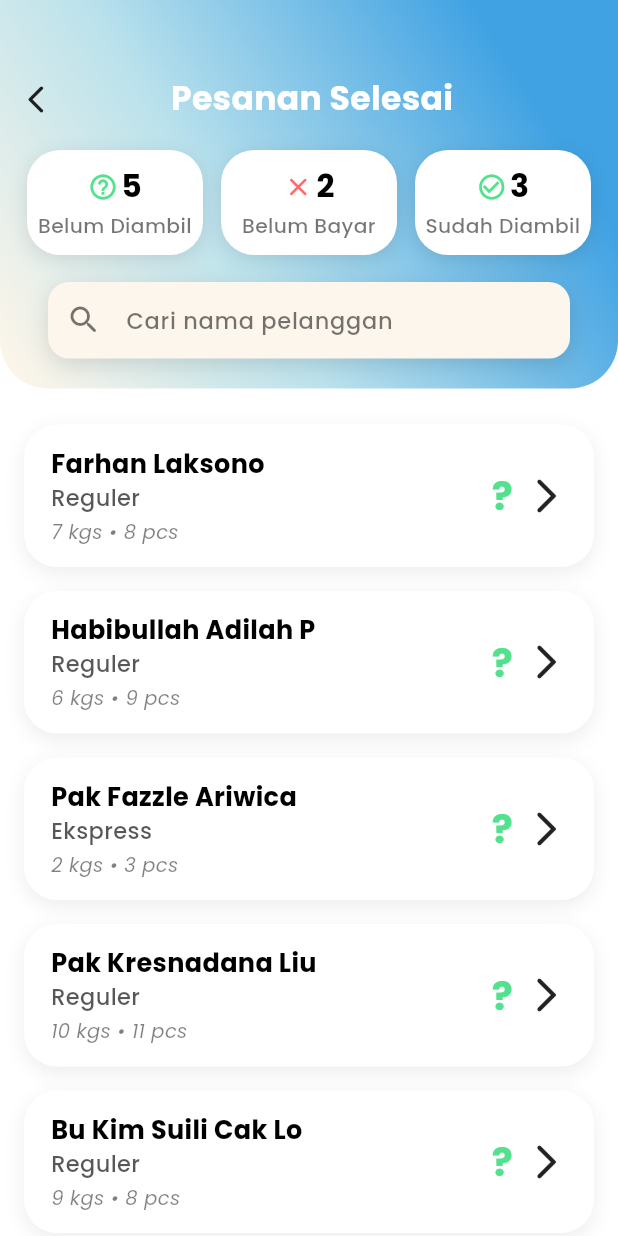
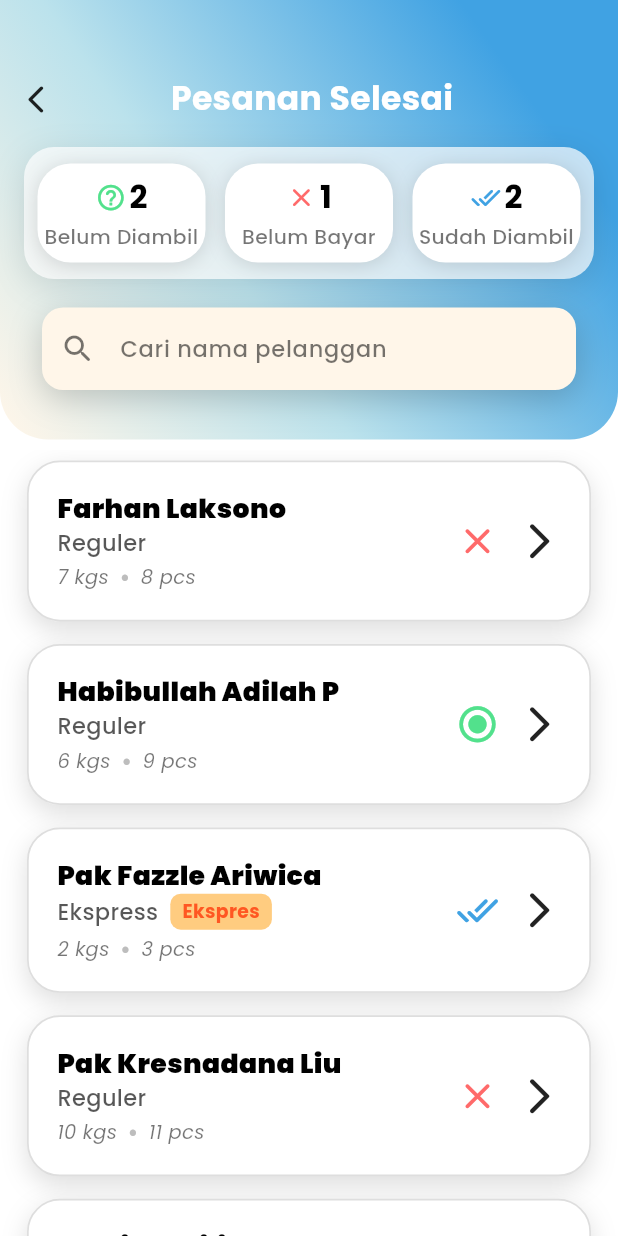
Before and after one commit to RayhanLauzzadani/pppl-fp, a Flutter app: the SelesaiPesananPage screen opened directly, on a phone screen of 412 x 824 dp. Run offline on Flutter 3.47's test engine with Material 3 defaults, Android fonts, the phone set to English and light mode, and no system bars; our stand-ins replace firebase_auth, firebase_core, google_sign_in; accounts and stored records are empty.

Commit message:
style layouting selesai pesanan done

```diff
--- a/lib/features/pesanan/selesai_pesanan_page.dart
+++ b/lib/features/pesanan/selesai_pesanan_page.dart
@@ -1,58 +1,102 @@
 import 'package:flutter/material.dart';
+// Import model pesanan, samakan dengan proses
+// import 'package:laundryin/features/pesanan/pesanan_model.dart';
 
-class SelesaiPesananPage extends StatelessWidget {
+class Pesanan {
+  final String nama;
+  final String tipe;
+  final int kg;
+  final int pcs;
+  final String status; // "belum_diambil", "belum_bayar", "sudah_diambil"
+  final DateTime tanggal;
+  final bool ekspres;
+
+  Pesanan({
+    required this.nama,
+    required this.tipe,
+    required this.kg,
+    required this.pcs,
+    required this.status,
+    required this.tanggal,
+    this.ekspres = false,
+  });
+}
+
+class SelesaiPesananPage extends StatefulWidget {
   const SelesaiPesananPage({super.key});
 
   @override
+  State<SelesaiPesananPage> createState() => _SelesaiPesananPageState();
+}
+
+class _SelesaiPesananPageState extends State<SelesaiPesananPage> {
+  String search = "";
+
+  final List<Pesanan> pesananList = [
+    Pesanan(
+      nama: 'Farhan Laksono',
+      tipe: 'Reguler',
+      kg: 7,
+      pcs: 8,
+      status: 'belum_diambil',
+      tanggal: DateTime(2024, 6, 12, 9, 0),
+    ),
+    Pesanan(
+      nama: 'Habibullah Adilah P',
+      tipe: 'Reguler',
+      kg: 6,
+      pcs: 9,
+      status: 'belum_bayar',
+      tanggal: DateTime(2024, 6, 8, 15, 0),
+    ),
+    Pesanan(
+      nama: 'Pak Fazzle Ariwica',
+      tipe: 'Ekspress',
+      kg: 2,
+      pcs: 3,
+      status: 'sudah_diambil',
+      tanggal: DateTime(2024, 6, 7, 14, 30),
+      ekspres: true,
+    ),
+    Pesanan(
+      nama: 'Pak Kresnadana Liu',
+      tipe: 'Reguler',
+      kg: 10,
+      pcs: 11,
+      status: 'belum_diambil',
+      tanggal: DateTime(2024, 6, 9, 18, 45),
+    ),
+    Pesanan(
+      nama: 'Bu Kim Suili Cak Lo',
+      tipe: 'Reguler',
+      kg: 9,
+      pcs: 8,
+      status: 'sudah_diambil',
+      tanggal: DateTime(2024, 6, 6, 12, 0),
+    ),
+  ];
+
+  @override
   Widget build(BuildContext context) {
-    final List<Map<String, dynamic>> pesananList = [
-      {
-        'nama': 'Farhan Laksono',
-        'tipe': 'Reguler',
-        'kg': 7,
-        'pcs': 8,
-        'status': '?',
-        'ekspres': false,
-      },
-      {
-        'nama': 'Habibullah Adilah P',
-        'tipe': 'Reguler',
-        'kg': 6,
-        'pcs': 9,
-        'status': '?',
-        'ekspres': false,
-      },
-      {
-        'nama': 'Pak Fazzle Ariwica',
-        'tipe': 'Ekspress',
-        'kg': 2,
-        'pcs': 3,
-        'status': '?',
-        'ekspres': true,
-      },
-      {
-        'nama': 'Pak Kresnadana Liu',
-        'tipe': 'Reguler',
-        'kg': 10,
-        'pcs': 11,
-        'status': '?',
-        'ekspres': false,
-      },
-      {
-        'nama': 'Bu Kim Suili Cak Lo',
-        'tipe': 'Reguler',
-        'kg': 9,
-        'pcs': 8,
-        'status': '?',
-        'ekspres': false,
-      },
-    ];
+    final countBelumDiambil = pesananList
+        .where((e) => e.status == 'belum_diambil')
+        .length;
+    final countBelumBayar = pesananList
+        .where((e) => e.status == 'belum_bayar')
+        .length;
+    final countSudahDiambil = pesananList
+        .where((e) => e.status == 'sudah_diambil')
+        .length;
+
+    final filteredList = pesananList
+        .where((p) => p.nama.toLowerCase().contains(search.toLowerCase()))
+        .toList();
 
     return Scaffold(
       backgroundColor: Colors.white,
       body: Column(
         children: [
-          // ===== HEADER (gradient & judul) =====
+          // HEADER & GRADIENT — mengikuti ProsesPesananPage
           Container(
             width: double.infinity,
             decoration: const BoxDecoration(
@@ -75,7 +119,7 @@ class SelesaiPesananPage extends StatelessWidget {
               top: 42,
               left: 0,
               right: 0,
-              bottom: 12,
+              bottom: 26,
             ),
             child: SafeArea(
               bottom: false,
@@ -107,54 +151,72 @@ class SelesaiPesananPage extends StatelessWidget {
                       SizedBox(width: 44),
                     ],
                   ),
-                  const SizedBox(height: 10),
-                  // ===== STATUS CARD =====
-                  Padding(
-                    padding: const EdgeInsets.symmetric(horizontal: 18),
+                  const SizedBox(height: 8),
+                  Container(
+                    margin: const EdgeInsets.symmetric(horizontal: 16),
+                    padding: const EdgeInsets.symmetric(
+                      vertical: 11,
+                      horizontal: 9,
+                    ),
+                    decoration: BoxDecoration(
+                      color: Colors.white.withOpacity(0.70),
+                      borderRadius: BorderRadius.circular(20),
+                      boxShadow: [
+                        BoxShadow(
+                          color: Colors.black.withOpacity(0.11),
+                          blurRadius: 18,
+                          offset: const Offset(0, 5),
+                        ),
+                      ],
+                    ),
                     child: Row(
                       children: [
-                        _statusCard(
+                        _statusTab(
                           icon: Icons.help_outline_rounded,
                           iconColor: Color(0xFF52E18C),
-                          count: 5,
+                          count: countBelumDiambil,
                           label: "Belum Diambil",
                         ),
-                        const SizedBox(width: 12),
-                        _statusCard(
+                        const SizedBox(width: 13),
+                        _statusTab(
                           icon: Icons.close_rounded,
                           iconColor: Color(0xFFFF6A6A),
-                          count: 2,
+                          count: countBelumBayar,
                           label: "Belum Bayar",
                         ),
-                        const SizedBox(width: 12),
-                        _statusCard(
-                          icon: Icons.check_circle_outline,
-                          iconColor: Color(0xFF52E18C),
-                          count: 3,
+                        const SizedBox(width: 13),
+                        _statusTab(
+                          icon: Icons.done_all_rounded,
+                          iconColor: Color(0xFF40A2E3),
+                          count: countSudahDiambil,
                           label: "Sudah Diambil",
                         ),
                       ],
                     ),
                   ),
-                  const SizedBox(height: 18),
-                  // ===== SEARCH BAR =====
+                  const SizedBox(height: 19),
                   Padding(
-                    padding: const EdgeInsets.symmetric(horizontal: 32),
+                    padding: const EdgeInsets.symmetric(horizontal: 28),
                     child: Container(
                       decoration: BoxDecoration(
-                        color: Color(0xFFFDF6ED),
+                        color: const Color(0xFFFFF6E9),
                         borderRadius: BorderRadius.circular(14),
                         boxShadow: [
                           BoxShadow(
-                            color: Colors.black12,
-                            blurRadius: 12,
-                            offset: Offset(0, 4),
+                            color: Colors.black.withOpacity(0.19),
+                            blurRadius: 18,
+                            offset: const Offset(0, 6),
                           ),
                         ],
                       ),
                       child: TextField(
-                        style: TextStyle(fontFamily: "Poppins", fontSize: 15),
-                        decoration: InputDecoration(
+                        onChanged: (value) => setState(() => search = value),
+                        style: const TextStyle(
+                          fontFamily: "Poppins",
+                          fontSize: 15,
+                          fontWeight: FontWeight.w500,
+                        ),
+                        decoration: const InputDecoration(
                           prefixIcon: Icon(
                             Icons.search_rounded,
                             color: Colors.black54,
@@ -167,63 +229,71 @@ class SelesaiPesananPage extends StatelessWidget {
                             fontWeight: FontWeight.w500,
                           ),
                           border: InputBorder.none,
-                          contentPadding: EdgeInsets.symmetric(vertical: 14),
+                          contentPadding: EdgeInsets.symmetric(vertical: 16),
                         ),
                       ),
                     ),
                   ),
-                  const SizedBox(height: 8),
+                  const SizedBox(height: 7),
                 ],
               ),
             ),
           ),
-          // ===== LIST PESANAN =====
-          const SizedBox(height: 10),
+          const SizedBox(height: 7),
           Expanded(
             child: ListView.builder(
               padding: const EdgeInsets.only(
-                left: 16,
-                right: 16,
-                top: 14,
-                bottom: 14,
+                left: 0,
+                right: 0,
+                top: 7,
+                bottom: 15,
               ),
-              itemCount: pesananList.length,
+              itemCount: filteredList.length,
               itemBuilder: (context, index) {
-                final p = pesananList[index];
-                return Container(
-                  margin: const EdgeInsets.only(bottom: 16),
+                final p = filteredList[index];
+                return Padding(
+                  padding: const EdgeInsets.symmetric(horizontal: 18),
+                  child: Container(
+                    margin: const EdgeInsets.only(bottom: 15),
                     padding: const EdgeInsets.symmetric(
-                    horizontal: 18,
-                    vertical: 14,
+                      horizontal: 19,
+                      vertical: 18,
                     ),
                     decoration: BoxDecoration(
                       color: Colors.white,
                       borderRadius: BorderRadius.circular(22),
+                      border: Border.all(
+                        color: Colors.black.withOpacity(0.13),
+                        width: 1.15,
+                      ),
                       boxShadow: [
                         BoxShadow(
-                        color: Colors.black.withOpacity(0.07),
-                        blurRadius: 11,
-                        offset: Offset(0, 4),
+                          color: Colors.black.withOpacity(0.13),
+                          blurRadius: 14,
+                          offset: const Offset(0, 6),
                         ),
                       ],
                     ),
                     child: Row(
+                      crossAxisAlignment: CrossAxisAlignment.center,
                       children: [
                         Expanded(
                           child: Column(
                             crossAxisAlignment: CrossAxisAlignment.start,
                             children: [
                               Text(
-                              p['nama'],
+                                p.nama,
                                 style: const TextStyle(
                                   fontFamily: "Poppins",
-                                fontWeight: FontWeight.bold,
-                                fontSize: 17,
+                                  fontWeight: FontWeight.w900,
+                                  fontSize: 17.8,
                                   color: Colors.black,
                                 ),
                               ),
+                              Row(
+                                children: [
                                   Text(
-                              p['tipe'],
+                                    p.tipe,
                                     style: TextStyle(
                                       fontFamily: "Poppins",
                                       fontWeight: FontWeight.w500,
@@ -231,40 +301,81 @@ class SelesaiPesananPage extends StatelessWidget {
                                       color: Colors.black.withOpacity(0.66),
                                     ),
                                   ),
+                                  if (p.ekspres)
+                                    Container(
+                                      margin: const EdgeInsets.only(left: 8),
+                                      padding: const EdgeInsets.symmetric(
+                                        horizontal: 8,
+                                        vertical: 3,
+                                      ),
+                                      decoration: BoxDecoration(
+                                        color: Colors.orange[200],
+                                        borderRadius: BorderRadius.circular(7),
+                                      ),
+                                      child: const Text(
+                                        "Ekspres",
+                                        style: TextStyle(
+                                          fontSize: 12.5,
+                                          color: Colors.deepOrange,
+                                          fontWeight: FontWeight.bold,
+                                          fontFamily: "Poppins",
+                                        ),
+                                      ),
+                                    ),
+                                ],
+                              ),
                               const SizedBox(height: 3),
+                              Row(
+                                children: [
                                   Text(
-                              "${p['kg']} kgs • ${p['pcs']} pcs",
+                                    "${p.kg} kgs",
                                     style: TextStyle(
                                       fontFamily: "Poppins",
                                       fontSize: 13,
                                       fontStyle: FontStyle.italic,
-                                color: Colors.black.withOpacity(0.50),
+                                      color: Colors.black.withOpacity(0.54),
                                       fontWeight: FontWeight.w400,
                                     ),
+                                  ),
+                                  const SizedBox(width: 7),
+                                  Text(
+                                    "•",
+                                    style: TextStyle(
+                                      fontFamily: "Poppins",
+                                      fontWeight: FontWeight.bold,
+                                      color: Colors.grey[400],
+                                      fontSize: 13.7,
+                                    ),
+                                  ),
+                                  const SizedBox(width: 7),
+                                  Text(
+                                    "${p.pcs} pcs",
+                                    style: TextStyle(
+                                      fontFamily: "Poppins",
+                                      fontSize: 13,
+                                      fontStyle: FontStyle.italic,
+                                      color: Colors.black.withOpacity(0.54),
+                                      fontWeight: FontWeight.w400,
+                                    ),
+                                  ),
+                                ],
                               ),
                             ],
                           ),
                         ),
                         Row(
                           children: [
-                          Text(
-                            p['status'],
-                            style: const TextStyle(
-                              fontSize: 26,
-                              fontWeight: FontWeight.w700,
-                              color: Color(0xFF52E18C),
-                              fontFamily: "Poppins",
-                            ),
-                          ),
-                          const SizedBox(width: 8),
+                            _statusIcon(p.status),
+                            const SizedBox(width: 12),
                             const Icon(
                               Icons.arrow_forward_ios_rounded,
                               color: Colors.black87,
-                            size: 28,
+                              size: 29,
                             ),
                           ],
                         ),
                       ],
+                    ),
                   ),
                 );
               },
@@ -275,8 +386,7 @@ class SelesaiPesananPage extends StatelessWidget {
     );
   }
 
-  // Widget status card
-  Widget _statusCard({
+  Widget _statusTab({
     required IconData icon,
     required Color iconColor,
     required int count,
@@ -284,15 +394,15 @@ class SelesaiPesananPage extends StatelessWidget {
   }) {
     return Expanded(
       child: Container(
-        height: 70,
+        height: 66,
         decoration: BoxDecoration(
           color: Colors.white,
           borderRadius: BorderRadius.circular(22),
           boxShadow: [
             BoxShadow(
-              color: Colors.black12.withOpacity(0.10),
-              blurRadius: 11,
-              offset: Offset(0, 3),
+              color: Colors.black12.withOpacity(0.12),
+              blurRadius: 10,
+              offset: const Offset(0, 2),
             ),
           ],
         ),
@@ -302,7 +412,7 @@ class SelesaiPesananPage extends StatelessWidget {
             Row(
               mainAxisAlignment: MainAxisAlignment.center,
               children: [
-                Icon(icon, color: iconColor, size: 20),
+                Icon(icon, color: iconColor, size: 20.5),
                 const SizedBox(width: 2),
                 Text(
                   "$count",
@@ -331,4 +441,27 @@ class SelesaiPesananPage extends StatelessWidget {
       ),
     );
   }
+
+  Widget _statusIcon(String status) {
+    if (status == 'belum_diambil') {
+      return const Icon(
+        Icons.close_rounded,
+        color: Color(0xFFFF6A6A),
+        size: 29,
+      );
+    } else if (status == 'belum_bayar') {
+      return const Icon(
+        Icons.radio_button_checked_rounded,
+        color: Color(0xFF52E18C),
+        size: 29,
+      );
+    } else {
+      // sudah_diambil
+      return const Icon(
+        Icons.done_all_rounded,
+        color: Color(0xFF40A2E3),
+        size: 29,
+      );
     }
+  }
+}
```
Lines whose indentation alone changed are shown as unchanged.
